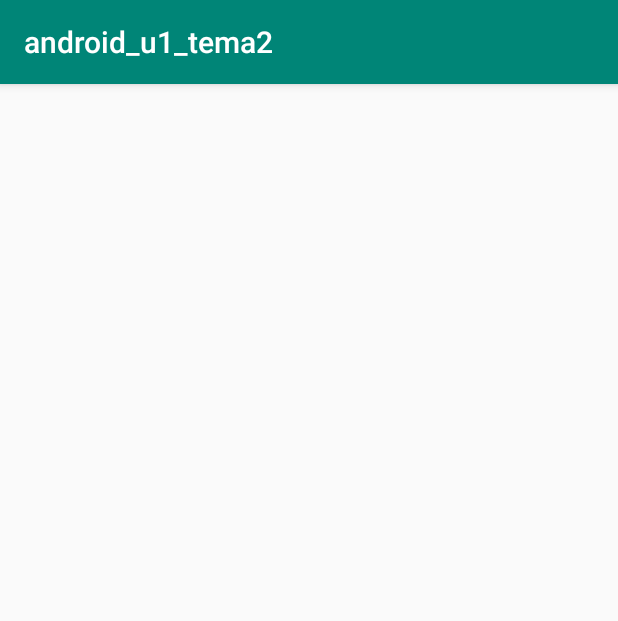
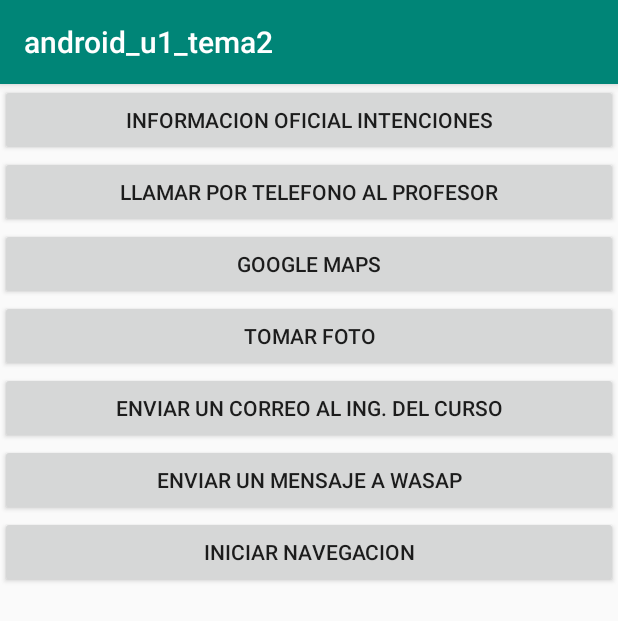
Before and after one commit to JOSEMLI/Android_u1_tema2, an Android app: the Intensiones screen opened directly, with no data from a screen before it, on a phone screen of 412 x 824 dp. Shown: the top 621 px of the screen. Run offline under Robolectric (Android 15) with nearby library versions, the phone set to English and light mode, and no system bars.

Commit message:
implementando intensiones

```diff
--- a/app/src/main/AndroidManifest.xml
+++ b/app/src/main/AndroidManifest.xml
@@ -1,6 +1,8 @@
 <?xml version="1.0" encoding="utf-8"?>
 <manifest xmlns:android="http://schemas.android.com/apk/res/android"
     package="com.example.android_u1_tema2">
+
+    <uses-permission android:name="android.permission.CALL_PHONE"/>
 
     <application
         android:allowBackup="true"
--- a/app/src/main/res/layout/activity_intensiones.xml
+++ b/app/src/main/res/layout/activity_intensiones.xml
@@ -1,9 +1,45 @@
 <?xml version="1.0" encoding="utf-8"?>
-<androidx.constraintlayout.widget.ConstraintLayout xmlns:android="http://schemas.android.com/apk/res/android"
+<LinearLayout xmlns:android="http://schemas.android.com/apk/res/android"
     xmlns:app="http://schemas.android.com/apk/res-auto"
     xmlns:tools="http://schemas.android.com/tools"
     android:layout_width="match_parent"
     android:layout_height="match_parent"
-    tools:context=".Intensiones">
+    android:orientation="vertical"
+    tools:context=".Intenciones">
+    <Button
+        android:layout_width="match_parent"
+        android:layout_height="wrap_content"
+        android:onClick="web"
+        android:text="Informacion oficial intenciones" />
+    <Button
+        android:layout_width="match_parent"
+        android:layout_height="wrap_content"
+        android:onClick="Llamar"
+        android:text="LLamar por telefono al profesor" />
+    <Button
+        android:layout_width="match_parent"
+        android:layout_height="wrap_content"
+        android:onClick="maps"
+        android:text="Google Maps" />
+    <Button
+        android:layout_width="match_parent"
+        android:layout_height="wrap_content"
+        android:onClick="foto"
+        android:text="Tomar Foto" />
+    <Button
+        android:layout_width="match_parent"
+        android:layout_height="wrap_content"
+        android:onClick="email"
+        android:text="Enviar un correo al Ing. del curso" />
+    <Button
+        android:layout_width="match_parent"
+        android:layout_height="wrap_content"
+        android:onClick="wassap"
+        android:text="Enviar un mensaje a wasap" />
 
-</androidx.constraintlayout.widget.ConstraintLayout>
+    <Button
+        android:layout_width="match_parent"
+        android:layout_height="wrap_content"
+        android:onClick="navegacion"
+        android:text="iniciar navegacion" />
+</LinearLayout>
```
Also changed, not shown: app/src/main/java/com/example/android_u1_tema2/Intensiones.java (+99 -1 lines).
